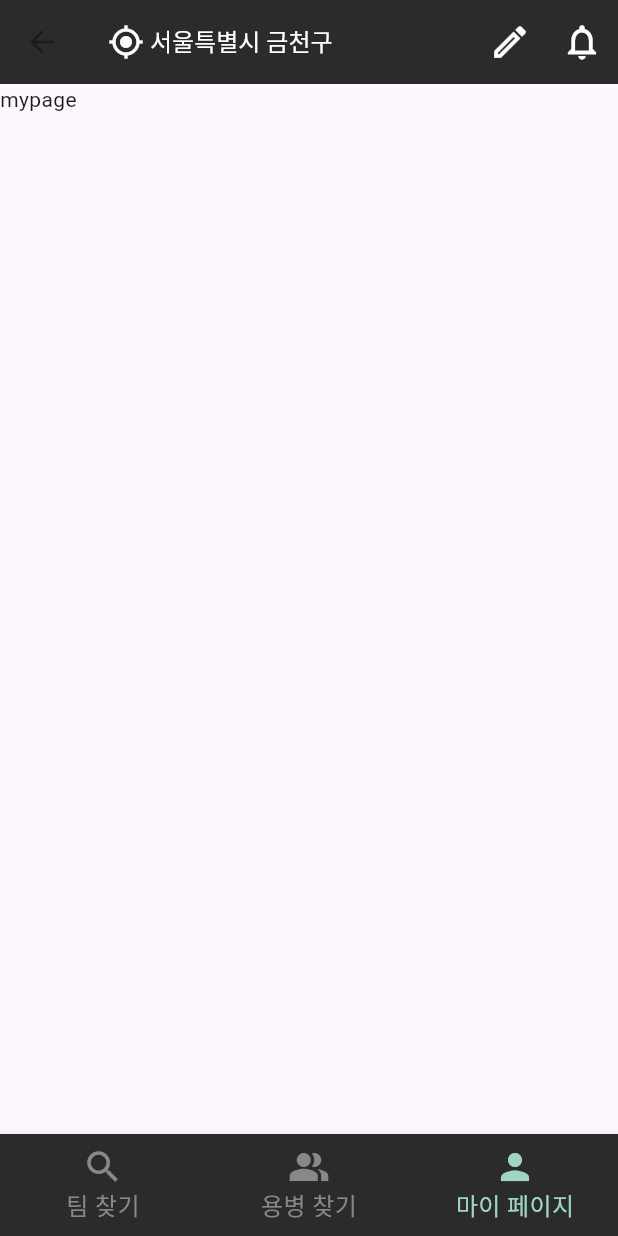
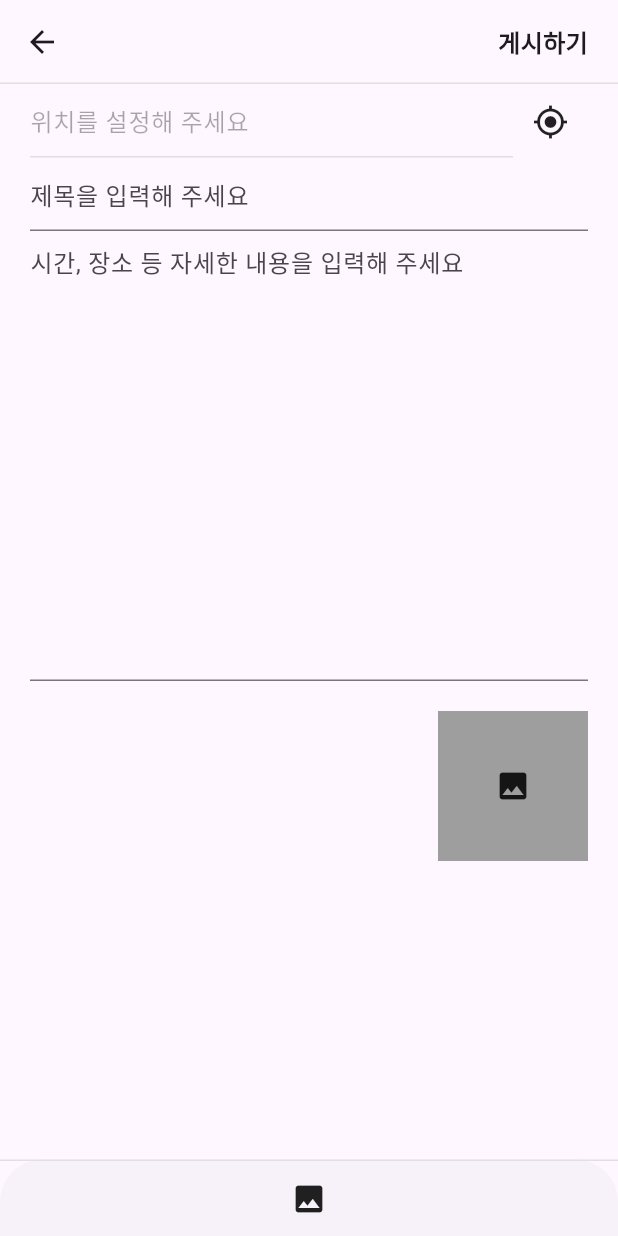
Before and after one commit to 4ForWin/flutter-football-sns, a Flutter app: the HomePage screen opened directly, item 3 of the bottom bar chosen, after a tap on the "create" icon, on a phone screen of 412 x 824 dp. Run offline on Flutter 3.47's test engine with Material 3 defaults, Android fonts, the light colour scheme and no system bars; our stand-ins replace flutter_riverpod, flutter_svg; network calls fail; Roboto replaces fonts that are missing (Pretendard).

Commit message:
<feat>: <Write UI 구현>

```diff
--- a/lib/presentation/pages/home/home_page.dart
+++ b/lib/presentation/pages/home/home_page.dart
@@ -1,6 +1,7 @@
 import 'package:flutter/material.dart';
 import 'package:mercenaryhub/presentation/pages/home/widgets/home_bottom_navigation_bar.dart';
 import 'package:mercenaryhub/presentation/pages/home/widgets/home_indexed_stack.dart';
+import 'package:mercenaryhub/presentation/pages/write.dart/write_page.dart';
 
 class HomePage extends StatelessWidget {
   const HomePage({super.key});
@@ -37,6 +38,8 @@ class HomePage extends StatelessWidget {
             IconButton(
               onPressed: () {
                 print('게시글 버튼');
+                Navigator.push(context,
+                    MaterialPageRoute(builder: (context) => WritePage()));
               },
               icon: Icon(
                 Icons.create_outlined,
--- /dev/null
+++ b/lib/presentation/pages/write.dart/write_page.dart
@@ -0,0 +1,226 @@
+import 'package:flutter/material.dart';
+
+class WritePage extends StatefulWidget {
+  const WritePage({super.key});
+
+  @override
+  State<WritePage> createState() => _WritePageState();
+}
+
+class _WritePageState extends State<WritePage> {
+  final formKey = GlobalKey<FormState>();
+  final gpsTextController = TextEditingController(text: '');
+  final titleTextController = TextEditingController(text: '');
+  final contentTextController = TextEditingController(text: '');
+  final imagePathTextController = TextEditingController();
+  bool isVisible = false;
+  String? imageUrl;
+
+  @override
+  void dispose() {
+    super.dispose();
+    gpsTextController.dispose();
+    titleTextController.dispose();
+    contentTextController.dispose();
+    imagePathTextController.dispose();
+  }
+
+  @override
+  Widget build(BuildContext context) {
+    return GestureDetector(
+      onTap: () {
+        FocusScope.of(context).unfocus();
+      },
+      child: Form(
+        key: formKey,
+        child: Scaffold(
+          appBar: AppBar(
+              shape: Border(
+                bottom: BorderSide(
+                  color: Colors.grey[300]!,
+                ),
+              ),
+              actions: [
+                GestureDetector(
+                  onTap: () {
+                    print('게시 완료');
+                    final result = formKey.currentState!.validate();
+                    if (result) {
+                      print('ye');
+                    } else {
+                      print('놉');
+                      ;
+                    }
+                  },
+                  child: Text(
+                    '게시하기',
+                    style: TextStyle(
+                      fontSize: 16,
+                      fontWeight: FontWeight.bold,
+                    ),
+                  ),
+                )
+              ],
+              actionsPadding: EdgeInsets.only(right: 20)),
+          body: Padding(
+            padding: const EdgeInsets.symmetric(horizontal: 20),
+            child: ListView(
+              children: [
+                Row(
+                  children: [
+                    Expanded(
+                      child: TextFormField(
+                        enabled: false,
+                        controller: gpsTextController,
+                        decoration: InputDecoration(
+                          hintText: '위치를 설정해 주세요',
+                        ),
+                        validator: (value) {
+                          if (value?.trim().isEmpty ?? true) {
+                            return '우측 아이콘을 이용해 위치를 설정해 주세요';
+                          }
+
+                          return null;
+                        },
+                      ),
+                    ),
+                    GestureDetector(
+                      onTap: () {
+                        print('위치 아이콘');
+                      },
+                      child: SizedBox(
+                        width: 50,
+                        height: 50,
+                        child: Icon(Icons.gps_fixed),
+                      ),
+                    )
+                  ],
+                ),
+                TextFormField(
+                  controller: titleTextController,
+                  decoration: InputDecoration(hintText: '제목을 입력해 주세요'),
+                  validator: (value) {
+                    if (value?.trim().isEmpty ?? true) {
+                      return '제목을 입력해 주세요';
+                    }
+
+                    return null;
+                  },
+                ),
+                SizedBox(
+                  height: 300,
+                  child: TextFormField(
+                    controller: contentTextController,
+                    expands: true,
+                    maxLines: null,
+                    textInputAction: TextInputAction.newline,
+                    decoration: InputDecoration(
+                      hintText: '시간, 장소 등 자세한 내용을 입력해 주세요',
+                    ),
+                    validator: (value) {
+                      if (value?.trim().isEmpty ?? true) {
+                        return '시간, 장소 등 자세한 내용을 입력해 주세요';
+                      }
+
+                      return null;
+                    },
+                  ),
+                ),
+                SizedBox(
+                  height: 20,
+                ),
+                Align(
+                  alignment: Alignment.centerRight,
+                  child: imageUrl == null
+                      ? Container(
+                          width: 100,
+                          height: 100,
+                          color: Colors.grey,
+                          child: Icon(Icons.image),
+                        )
+                      : SizedBox(
+                          height: 100,
+                          child: Image.network(
+                            imageUrl!,
+                            fit: BoxFit.cover,
+                          ),
+                        ),
+                )
+              ],
+            ),
+          ),
+          bottomSheet: Padding(
+            padding: EdgeInsets.only(
+              bottom: MediaQuery.of(context).padding.bottom,
+            ),
+            child: Container(
+              width: double.infinity,
+              padding: const EdgeInsets.symmetric(horizontal: 20),
+              decoration: BoxDecoration(
+                border: Border(
+                  top: BorderSide(color: Colors.grey[300]!),
+                ),
+              ),
+              child: Stack(
+                clipBehavior: Clip.none,
+                alignment: Alignment.center,
+                children: [
+                  Positioned(
+                    top: -30,
+                    child: Visibility(
+                      visible: isVisible,
+                      child: Text(
+                        '이미지를 업로드 해주세요',
+                        style: TextStyle(
+                          color: Color(0xffC82223),
+                          fontSize: 12,
+                        ),
+                      ),
+                    ),
+                  ),
+                  SizedBox(
+                    width: 0,
+                    height: 0,
+                    child: TextFormField(
+                      enabled: false,
+                      controller: imagePathTextController,
+                      decoration: InputDecoration(
+                        hintText: '123',
+                      ),
+                      validator: (value) {
+                        if (value?.trim().isEmpty ?? true) {
+                          setState(() {
+                            isVisible = true;
+                            imagePathTextController.text = '1';
+                          });
+
+                          return '';
+                        }
+
+                        return null;
+                      },
+                    ),
+                  ),
+                  GestureDetector(
+                    onTap: () {
+                      print('이미지 선택');
+                      setState(() {
+                        isVisible = false;
+                      });
+                    },
+                    child: Container(
+                      width: 50,
+                      height: 50,
+                      color: Colors.transparent,
+                      child: Icon(Icons.image),
+                    ),
+                  )
+                ],
+              ),
+            ),
+          ),
+        ),
+      ),
+    );
+  }
+}
```
